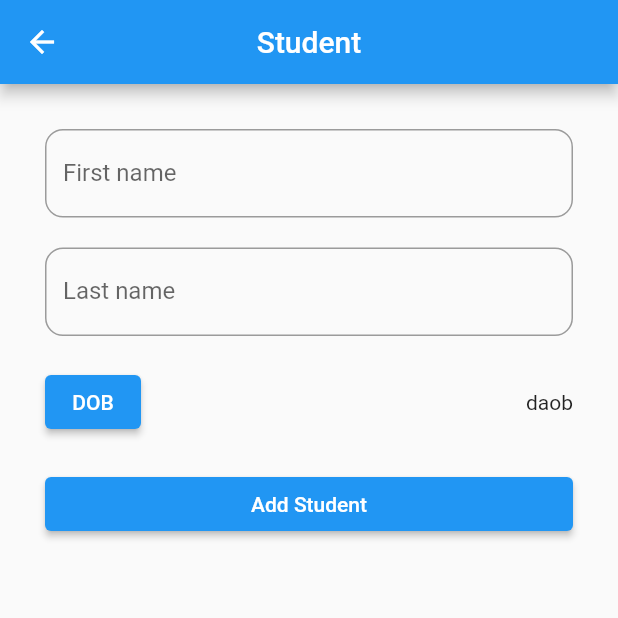
After one commit to sanjiv576/flutter_apps, a Flutter app: the StudentView screen opened by its route, on a phone screen of 412 x 824 dp, the top half of it. The commit adds this screen. Run offline on Flutter 3.47's test engine with Material 2 defaults, Android fonts, the phone set to English and light mode, and no system bars; our stand-ins replace flutter_riverpod, get_it, shared_preferences; accounts and stored records are empty; key blocks and very long unbroken strings in the code were emptied for the run.

Commit message:
add riverpod state and studnet UIs

```diff
--- a/riverpod_state_management/lib/main.dart
+++ b/riverpod_state_management/lib/main.dart
@@ -5,6 +5,7 @@ import 'view/add_view.dart';
 import 'view/counter_view.dart';
 import 'view/dashboard_view.dart';
 import 'view/simple_interest_view.dart';
+import 'view/student_view.dart';
 
 void main() {
   runApp(
@@ -19,6 +20,7 @@ void main() {
           '/counter': (context) => const CounterView(),
           '/add': (context) => const AddView(),
           '/simpleInterest': (context) => const SimpleInterestView(),
+          '/studentRoute': (context) => const StudentView(),
         },
       ),
     ),
--- a/riverpod_state_management/lib/view/dashboard_view.dart
+++ b/riverpod_state_management/lib/view/dashboard_view.dart
@@ -31,6 +31,10 @@ class _DashboardViewState extends State<DashboardView> {
               onPressed: () => Navigator.pushNamed(context, '/simpleInterest'),
               child: const Text('Simple Interest'),
             ),
+            ElevatedButton(
+              onPressed: () => Navigator.pushNamed(context, '/studentRoute'),
+              child: const Text('Student'),
+            ),
           ],
         ),
       ),
--- /dev/null
+++ b/riverpod_state_management/lib/view/student_view.dart
@@ -0,0 +1,90 @@
+import 'package:flutter/material.dart';
+import 'package:flutter_riverpod/flutter_riverpod.dart';
+
+class StudentView extends ConsumerStatefulWidget {
+  const StudentView({super.key});
+
+  @override
+  ConsumerState<ConsumerStatefulWidget> createState() => _StudentViewState();
+}
+
+class _StudentViewState extends ConsumerState<StudentView> {
+  final firstNameController = TextEditingController();
+  final lastNameController = TextEditingController();
+  final dobController = TextEditingController();
+
+  DateTime selectedDate = DateTime.now();
+
+  _openDatePicker() {
+    showDatePicker(
+            context: context,
+            initialDate: DateTime.now(),
+            firstDate: DateTime(2020),
+            lastDate: DateTime.now())
+        .then((pickedDate) {
+      // Check if no date is selected
+      if (pickedDate == null) {
+        return;
+      }
+      setState(() {
+        // using state so that the UI will be rerendered when date is picked
+        selectedDate = pickedDate;
+      });
+    });
+  }
+
+  @override
+  Widget build(BuildContext context) {
+    return Scaffold(
+      appBar: AppBar(
+        title: const Text('Student'),
+        centerTitle: true,
+      ),
+      body: Container(
+        margin: const EdgeInsets.all(30),
+        child: Column(
+          children: [
+            TextFormField(
+              controller: firstNameController,
+              decoration: InputDecoration(
+                labelText: 'First name ',
+                border: OutlineInputBorder(
+                  borderRadius: BorderRadius.circular(12),
+                ),
+              ),
+            ),
+            const SizedBox(height: 20),
+            TextFormField(
+              controller: lastNameController,
+              decoration: InputDecoration(
+                labelText: 'Last name',
+                border: OutlineInputBorder(
+                  borderRadius: BorderRadius.circular(12),
+                ),
+              ),
+            ),
+            const SizedBox(height: 20),
+            Row(
+              mainAxisAlignment: MainAxisAlignment.spaceBetween,
+              children: [
+                ElevatedButton(
+                    onPressed: () {
+                      _openDatePicker();
+                    },
+                    child: const Text('DOB')),
+                const Text('daob')
+              ],
+            ),
+            const SizedBox(height: 20),
+            SizedBox(
+              width: double.infinity,
+              child: ElevatedButton(
+                  onPressed: () {}, child: const Text('Add Student')),
+            ),
+            const SizedBox(height: 20),
+          ],
+        ),
+      ),
+    );
+  }
+}
```
